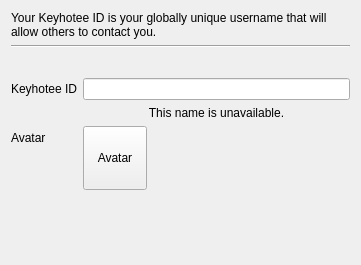
Qt form profile_wizard/ProfileNymPage.ui (InvictusInnovations/keyhotee) before a commit.
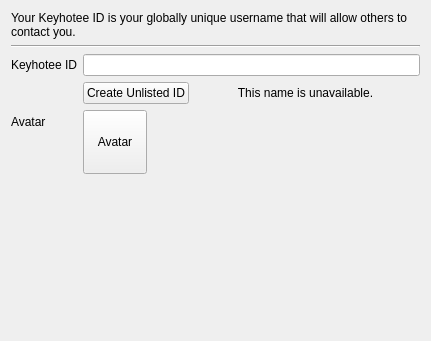
The same form after that commit. Icons and pictures are not drawn.

```diff
--- a/profile_wizard/ProfileNymPage.ui
+++ b/profile_wizard/ProfileNymPage.ui
@@ -6,8 +6,8 @@
    <rect>
     <x>0</x>
     <y>0</y>
-    <width>361</width>
-    <height>265</height>
+    <width>431</width>
+    <height>341</height>
    </rect>
   </property>
   <property name="windowTitle">
@@ -31,22 +31,6 @@
      </property>
     </widget>
    </item>
-   <item>
-    <spacer name="verticalSpacer_2">
-     <property name="orientation">
-      <enum>Qt::Vertical</enum>
-     </property>
-     <property name="sizeType">
-      <enum>QSizePolicy::MinimumExpanding</enum>
-     </property>
-     <property name="sizeHint" stdset="0">
-      <size>
-       <width>20</width>
-       <height>24</height>
-      </size>
-     </property>
-    </spacer>
-   </item>
    <item>
     <layout class="QFormLayout" name="formLayout">
      <property name="fieldGrowthPolicy">
@@ -62,22 +46,10 @@
      <item row="0" column="1">
       <widget class="QLineEdit" name="keyhotee_id"/>
      </item>
-     <item row="1" column="1">
-      <widget class="QLabel" name="id_warning">
-       <property name="sizePolicy">
-        <sizepolicy hsizetype="Expanding" vsizetype="Preferred">
-         <horstretch>0</horstretch>
-         <verstretch>0</verstretch>
-        </sizepolicy>
-       </property>
+     <item row="2" column="0">
+      <widget class="QLabel" name="keyhotee_id_label_2">
        <property name="text">
-        <string>This name is unavailable.</string>
-       </property>
-       <property name="alignment">
-        <set>Qt::AlignCenter</set>
-       </property>
-       <property name="wordWrap">
-        <bool>true</bool>
+        <string>Avatar</string>
        </property>
       </widget>
      </item>
@@ -110,11 +82,54 @@
        </property>
       </widget>
      </item>
-     <item row="2" column="0">
-      <widget class="QLabel" name="keyhotee_id_label_2">
-       <property name="text">
-        <string>Avatar</string>
-       </property>
+     <item row="1" column="1">
+      <widget class="QWidget" name="widget" native="true">
+       <layout class="QHBoxLayout" name="horizontalLayout">
+        <property name="spacing">
+         <number>2</number>
+        </property>
+        <property name="leftMargin">
+         <number>0</number>
+        </property>
+        <property name="topMargin">
+         <number>0</number>
+        </property>
+        <property name="rightMargin">
+         <number>0</number>
+        </property>
+        <property name="bottomMargin">
+         <number>0</number>
+        </property>
+        <item>
+         <widget class="QPushButton" name="create_unlisted_id">
+          <property name="toolTip">
+           <string>Unlisted IDs are not registered with the global ID system and cannot earn a reputation.</string>
+          </property>
+          <property name="text">
+           <string>Create Unlisted ID</string>
+          </property>
+         </widget>
+        </item>
+        <item>
+         <widget class="QLabel" name="id_warning">
+          <property name="sizePolicy">
+           <sizepolicy hsizetype="Expanding" vsizetype="Preferred">
+            <horstretch>0</horstretch>
+            <verstretch>0</verstretch>
+           </sizepolicy>
+          </property>
+          <property name="text">
+           <string>This name is unavailable.</string>
+          </property>
+          <property name="alignment">
+           <set>Qt::AlignCenter</set>
+          </property>
+          <property name="wordWrap">
+           <bool>true</bool>
+          </property>
+         </widget>
+        </item>
+       </layout>
       </widget>
      </item>
     </layout>
```
